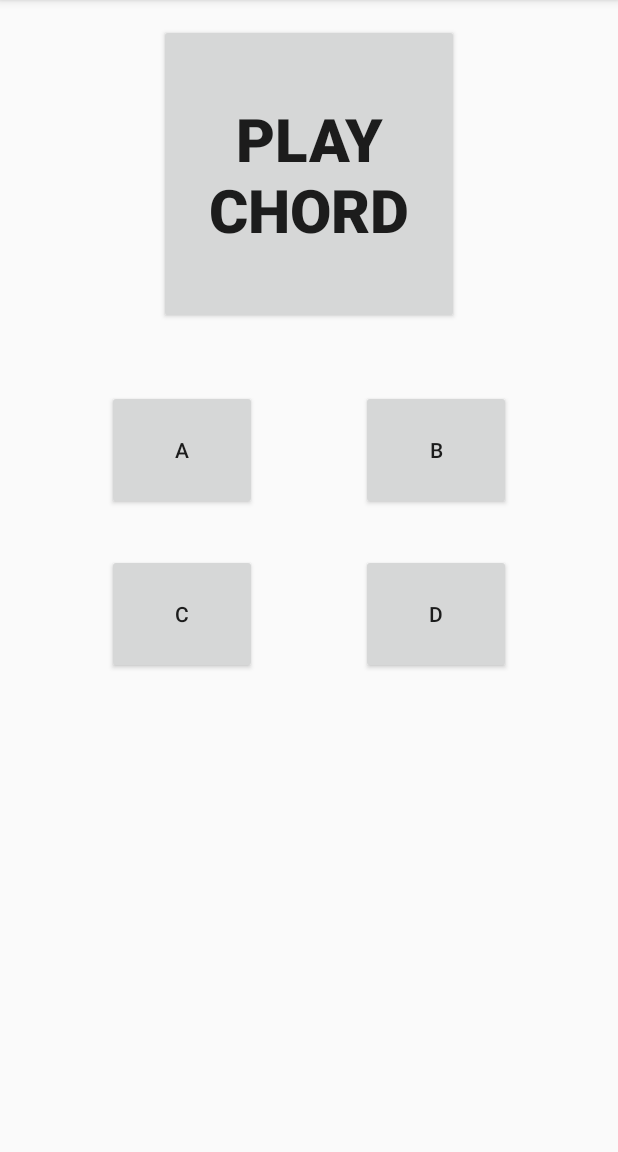
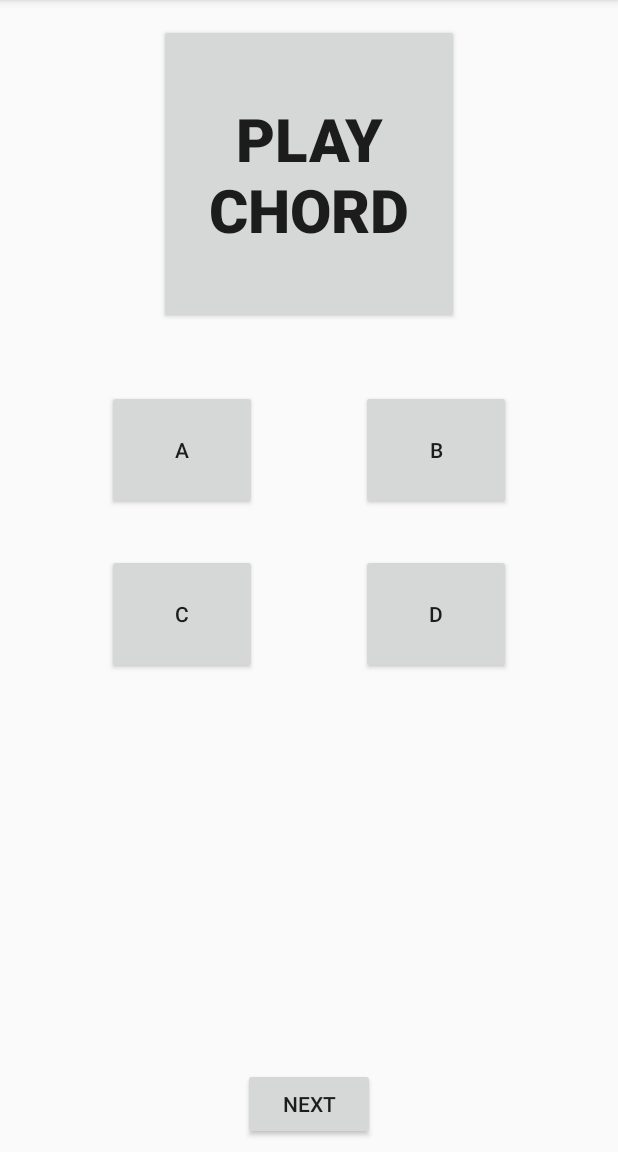
Before and after one commit to MalesM/Chordy_Game_, an Android app: the GameActivity screen opened directly, with no data from a screen before it, on a phone screen of 412 x 824 dp, the part 84-1236 px from its top. Run offline under Robolectric (Android 15) with nearby library versions, the phone set to English and light mode, and no system bars.

Commit message:
pred zavrsnicu

```diff
--- a/app/src/main/res/layout/activity_game.xml
+++ b/app/src/main/res/layout/activity_game.xml
@@ -74,4 +74,17 @@
         app:layout_constraintLeft_toLeftOf="parent"
         app:layout_constraintRight_toRightOf="parent"
         app:layout_constraintTop_toTopOf="parent" />
+
+    <Button
+        android:id="@+id/button"
+        android:layout_width="wrap_content"
+        android:layout_height="wrap_content"
+        android:layout_marginBottom="8dp"
+        android:onClick="next"
+        android:text="NEXT"
+        app:layout_constraintBottom_toBottomOf="parent"
+        android:layout_marginRight="8dp"
+        app:layout_constraintRight_toRightOf="parent"
+        android:layout_marginLeft="8dp"
+        app:layout_constraintLeft_toLeftOf="parent" />
 </android.support.constraint.ConstraintLayout>
```
Also changed, not shown: app/src/main/java/com/example/gospodin/chordy_game/GameActivity.java (+42 -18 lines).
